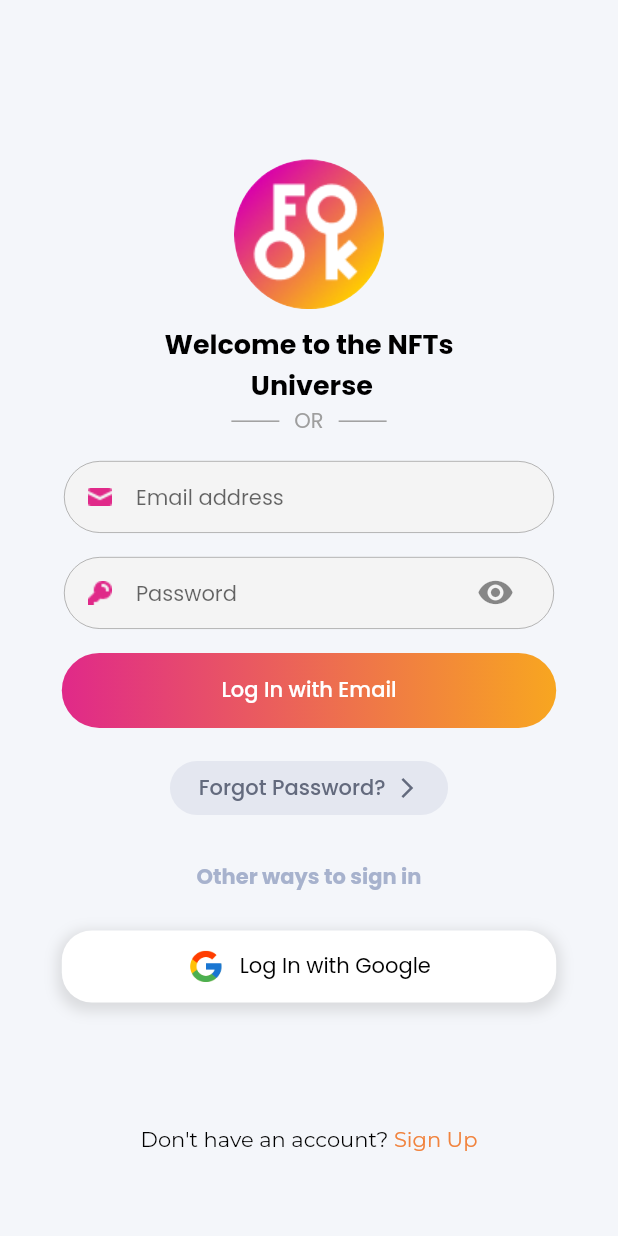
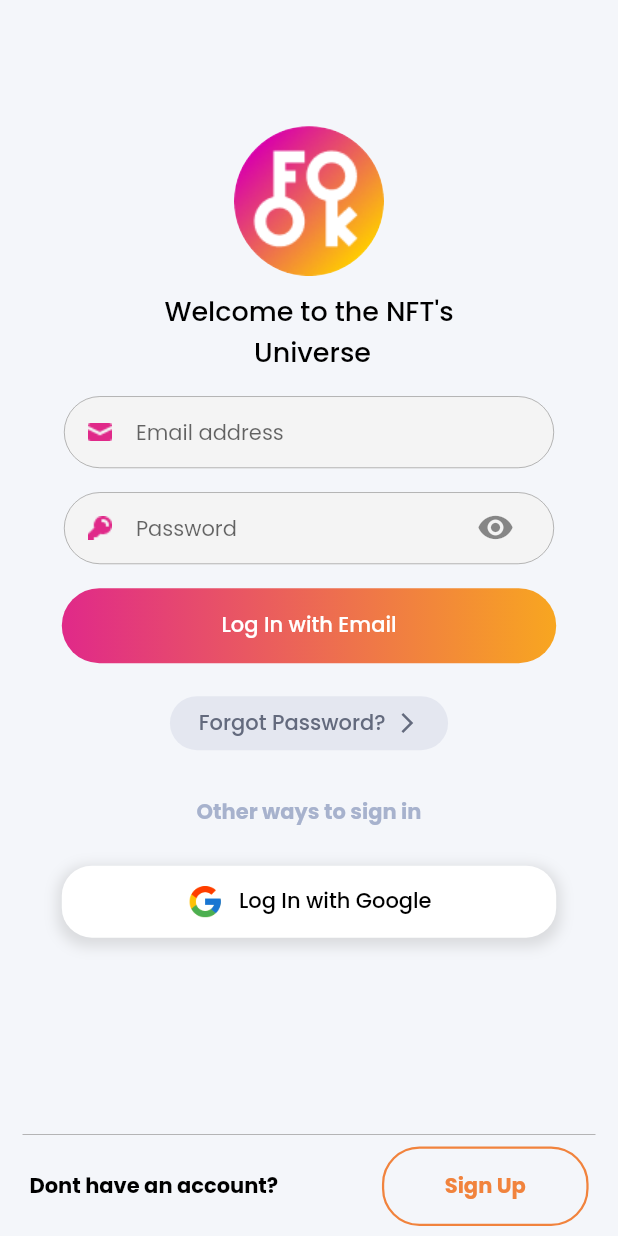
Before and after one commit to WaseekSenju/Fook_APP, a Flutter app: the screen it shows after launch, on a phone screen of 412 x 824 dp. Run offline on Flutter 3.47's test engine with Material 2 defaults, Android fonts, the light colour scheme and no system bars; our stand-ins replace cached_network_image, camera, dio, fluttertoast, google_fonts, image_picker.

Commit message:
SignIn screen

```diff
--- a/fook_app/lib/Screens/NavigationScreens/user_screen.dart
+++ b/fook_app/lib/Screens/NavigationScreens/user_screen.dart
@@ -144,7 +144,7 @@ class _UserScreenState extends State<UserScreen> {
                               decoration: BoxDecoration(shape: BoxShape.circle),
                               child: ClipOval(
                                 child: userInfo.image == 'noImage'
-                                    ? Image.asset('lib/Assets/user.png')
+                                    ? Image.asset('lib/Assets/Fook.png')
                                     : Image.network(
                                         userInfo.image,
                                         fit: BoxFit.cover,
--- a/fook_app/lib/Screens/signIn_screen.dart
+++ b/fook_app/lib/Screens/signIn_screen.dart
@@ -165,46 +165,46 @@ class _SignInPageState extends State<SignInPage> {
                 Padding(
                   padding: const EdgeInsets.only(top: 10),
                   child: Text(
-                    'Welcome to the NFTs \n Universe',
+                    'Welcome to the NFT\'s \n Universe',
                     textAlign: TextAlign.center,
                     style: TextStyle(
-                      fontWeight: FontWeight.bold,
+                      fontWeight: FontWeight.w500,
                       color: Theme.of(context).textTheme.headline1!.color,
                       fontSize: 18,
                     ),
                   ),
                 ),
-                Container(
-                  width: MediaQuery.of(context).size.width,
-                  child: Row(
-                    mainAxisAlignment: MainAxisAlignment.center,
-                    crossAxisAlignment: CrossAxisAlignment.center,
-                    children: [
-                      Padding(
-                        padding: EdgeInsets.symmetric(horizontal: 10.0),
-                        child: Container(
-                          height: 1.0,
-                          width: 32,
-                          color: Theme.of(context).colorScheme.secondary,
-                        ),
-                      ),
-                      Text(
-                        'OR',
-                        style: TextStyle(
-                            color: Theme.of(context).colorScheme.secondary,
-                            fontSize: 14),
-                      ),
-                      Padding(
-                        padding: EdgeInsets.symmetric(horizontal: 10.0),
-                        child: Container(
-                          height: 1.0,
-                          width: 32,
-                          color: Theme.of(context).colorScheme.secondary,
-                        ),
-                      ),
-                    ],
-                  ),
-                ),
+                // Container(
+                //   width: MediaQuery.of(context).size.width,
+                //   child: Row(
+                //     mainAxisAlignment: MainAxisAlignment.center,
+                //     crossAxisAlignment: CrossAxisAlignment.center,
+                //     children: [
+                //       Padding(
+                //         padding: EdgeInsets.symmetric(horizontal: 10.0),
+                //         child: Container(
+                //           height: 1.0,
+                //           width: 32,
+                //           color: Theme.of(context).colorScheme.secondary,
+                //         ),
+                //       ),
+                //       Text(
+                //         'OR',
+                //         style: TextStyle(
+                //             color: Theme.of(context).colorScheme.secondary,
+                //             fontSize: 14),
+                //       ),
+                //       Padding(
+                //         padding: EdgeInsets.symmetric(horizontal: 10.0),
+                //         child: Container(
+                //           height: 1.0,
+                //           width: 32,
+                //           color: Theme.of(context).colorScheme.secondary,
+                //         ),
+                //       ),
+                //     ],
+                //   ),
+                // ),
                 //Email Field
                 Container(
                   padding:
@@ -275,6 +275,11 @@ class _SignInPageState extends State<SignInPage> {
                       controller: _nameController,
                       textAlign: TextAlign.left,
                       decoration: InputDecoration(
+                        prefixIcon: Icon(
+                          Icons.alternate_email,
+                          color: Color(0xffE02989),
+                        ),
+
                         border: OutlineInputBorder(
                           borderRadius: BorderRadius.circular(25),
                           borderSide: new BorderSide(
@@ -578,6 +583,7 @@ class _SignInPageState extends State<SignInPage> {
                               ? 'Log In with Google'
                               : 'Sign In with Google',
                           style: TextStyle(
+                            fontWeight: FontWeight.w500,
                             color: Theme.of(context).textTheme.headline1!.color,
                           ),
                         ),
@@ -601,8 +607,73 @@ class _SignInPageState extends State<SignInPage> {
                   // ),
                 ),
                 Container(height: MediaQuery.of(context).size.height * 0.1),
-                new GestureDetector(
-                  onTap: () {
+
+                // new GestureDetector(
+                //   onTap: () {
+                //     setState(() {
+                //       _image = File('');
+                //       if (_status == pageState.SignupPage) {
+                //         _status = pageState.LoginPage;
+                //         _imageTaken = false;
+                //       } else {
+                //         _status = pageState.SignupPage;
+                //       }
+                //     });
+                //   },
+                //   child: RichText(
+                //     text: TextSpan(
+                //       text: _status == pageState.LoginPage
+                //           ? 'Don\'t have an account?'
+                //           : 'Already have an account?',
+                //       style: TextStyle(
+                //         fontFamily: GoogleFonts.montserrat().fontFamily,
+                //         color: Theme.of(context).textTheme.headline1!.color,
+                //       ),
+                //       children: <TextSpan>[
+                //         TextSpan(
+                //           text: _status == pageState.LoginPage
+                //               ? ' Sign Up'
+                //               : ' Log In',
+                //           style: TextStyle(
+                //             fontFamily: GoogleFonts.montserrat().fontFamily,
+                //             color: Theme.of(context).textTheme.bodyText1!.color,
+                //           ),
+                //         ),
+                //       ],
+                //     ),
+                //   ),
+                // ),
+              ],
+            ),
+          ),
+        ),
+      ),
+      bottomNavigationBar: Container(
+        height: MediaQuery.of(context).size.height * 0.1,
+        child: Column(
+          mainAxisAlignment: MainAxisAlignment.center,
+          children: [
+            Padding(
+              padding: const EdgeInsets.only(left: 15, right: 15),
+              child: Divider(
+                thickness: 0.5,
+                color: Theme.of(context).colorScheme.secondary,
+              ),
+            ),
+            Row(
+              mainAxisAlignment: MainAxisAlignment.spaceAround,
+              children: [
+                Text(
+                  _status == pageState.SignupPage?'Already have an account?':'Dont have an account?',
+                  style: TextStyle(
+                    fontWeight: FontWeight.w700,
+                    color: Theme.of(context).textTheme.headline1!.color,
+                  ),
+                ),
+                Padding(
+                  padding: const EdgeInsets.only(left: 30),
+                  child: TextButton(
+                    onPressed: () {
                       setState(() {
                         _image = File('');
                         if (_status == pageState.SignupPage) {
@@ -613,32 +684,29 @@ class _SignInPageState extends State<SignInPage> {
                         }
                       });
                     },
-                  child: RichText(
-                    text: TextSpan(
-                      text: _status == pageState.LoginPage
-                          ? 'Don\'t have an account?'
-                          : 'Already have an account?',
-                      style: TextStyle(
-                        fontFamily: GoogleFonts.montserrat().fontFamily,
-                        color: Theme.of(context).textTheme.headline1!.color,
-                      ),
-                      children: <TextSpan>[
-                        TextSpan(
-                          text: _status == pageState.LoginPage
-                              ? ' Sign Up'
-                              : ' Log In',
-                          style: TextStyle(
-                            fontFamily: GoogleFonts.montserrat().fontFamily,
-                            color: Theme.of(context).textTheme.bodyText1!.color,
+                    child: Padding(
+                      padding: const EdgeInsets.only(
+                          top: 8, bottom: 8, left: 22, right: 22),
+                      child: Text(
+                        _status == pageState.SignupPage?'    Log In    ':'    Sign Up    ',
+                        style: TextStyle(fontWeight: FontWeight.bold),
                       ),
                     ),
-                      ],
+                    style: ButtonStyle(
+                      shape: MaterialStateProperty.all<RoundedRectangleBorder>(
+                        RoundedRectangleBorder(
+                          borderRadius: BorderRadius.circular(25),
+                          side: BorderSide(
+                              width: 1.5,
+                              color: Theme.of(context).primaryColor),
+                        ),
+                      ),
                     ),
                   ),
                 ),
               ],
             ),
-          ),
+          ],
         ),
       ),
     );
```
Lines whose indentation alone changed are shown as unchanged.
